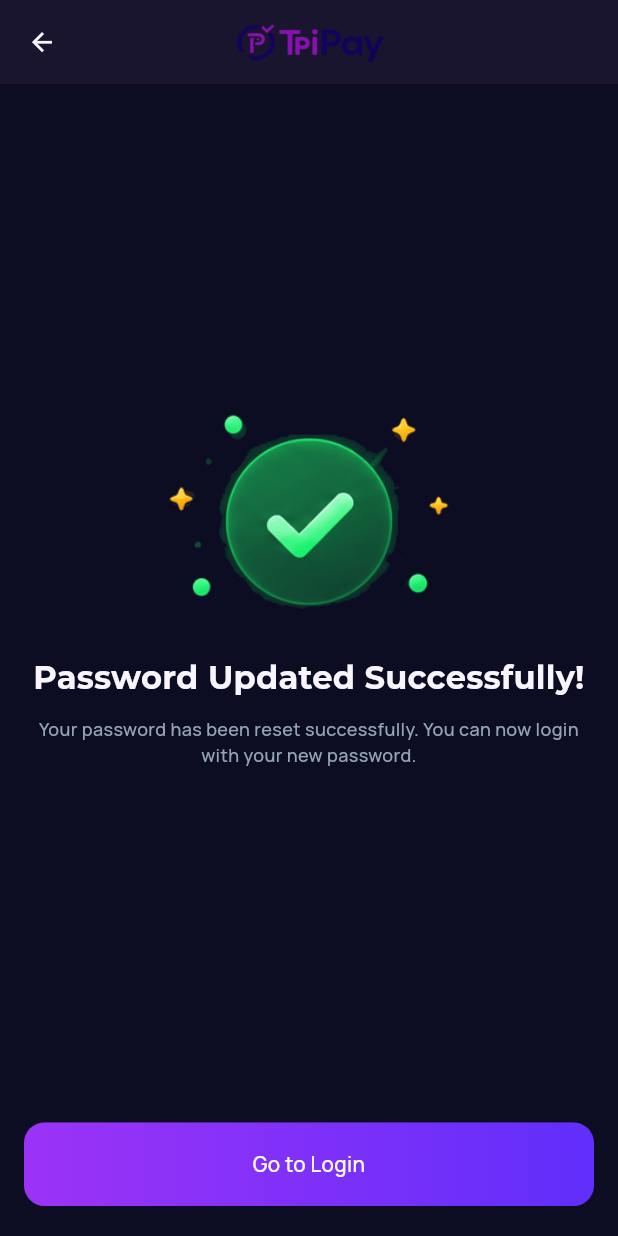
After one commit to Venkantesh22/Tpipay-payment-getway, a Flutter app: the SuccessfullyScreen screen opened directly, on a phone screen of 412 x 824 dp. The commit adds this screen. Run offline on Flutter 3.47's test engine with Material 3 defaults, Android fonts, the phone set to English and light mode, and no system bars; drawn by our look-alikes of toastification; our stand-ins replace cached_network_image, carousel_slider, custom_refresh_indicator, flutter_screenutil, flutter_svg, get and 10 more; missing offline and left inert: onesignal_flutter; accounts and stored records are empty.

Commit message:
create a UI of successfully screen

```diff
--- a/lib/views/screens/auth_screens/forget_password/enter_email_screen/otp_screen.dart
+++ b/lib/views/screens/auth_screens/forget_password/otp_screen/otp_screen.dart
@@ -13,6 +13,8 @@ import 'package:vlr/services/theme.dart';
 import 'package:vlr/views/base/custom_button.dart';
 import 'package:vlr/views/base/custom_image.dart';
 import 'package:vlr/views/screens/auth_screens/forget_password/enter_email_screen/forget_flow_screen.dart';
+import 'package:vlr/views/screens/auth_screens/forget_password/successfully_screen/successfully_screen.dart';
+import 'package:vlr/views/screens/auth_screens/login_screen.dart';
 import 'package:vlr/views/widget/text_box/app_text_box.dart';
 
 class OtpScreen extends StatefulWidget {
@@ -259,6 +261,7 @@ class _OtpScreenState extends State<OtpScreen> {
     );
   }
 
+//* Verify OTP button and Create new Password screen UI
   CustomButton verifyOpt(BuildContext context, AuthController authController) {
     return CustomButton(
       height: 65.h,
@@ -335,7 +338,22 @@ class _OtpScreenState extends State<OtpScreen> {
                   radius: 16.r,
                   gradient: context.buttonGradient,
                   onTap: () {
-                    navigate(context: context, page: const OtpScreen());
+                    navigate(
+                      context: context,
+                      page: SuccessfullyScreen(
+                        buttonTitle: "Go to Login",
+                        title: "Password Updated Successfully!",
+                        subTitle:
+                            "Your password has been reset successfully. You can now login with your new password.",
+                        onTap: () {
+                          navigate(
+                            context: context,
+                            isRemoveUntil: true,
+                            page: const LoginScreen(),
+                          );
+                        },
+                      ),
+                    );
                   },
                   child: CustomText(
                     "Update Password",
--- /dev/null
+++ b/lib/views/screens/auth_screens/forget_password/successfully_screen/successfully_screen.dart
@@ -0,0 +1,91 @@
+import 'package:flutter/material.dart';
+import 'package:flutter_screenutil/flutter_screenutil.dart';
+import 'package:vlr/services/app_them_helper.dart';
+import 'package:vlr/services/constants.dart';
+import 'package:vlr/services/custom_text.dart';
+import 'package:vlr/services/theme.dart';
+import 'package:vlr/views/base/custom_button.dart';
+import 'package:vlr/views/base/custom_image.dart';
+
+class SuccessfullyScreen extends StatelessWidget {
+  final String buttonTitle;
+  final String title;
+  final String subTitle;
+  final Function() onTap;
+  const SuccessfullyScreen(
+      {super.key,
+      required this.buttonTitle,
+      required this.title,
+      required this.subTitle,
+      required this.onTap});
+
+  @override
+  Widget build(BuildContext context) {
+    return Scaffold(
+      bottomNavigationBar: Padding(
+        padding: AppConstants.screenPadding,
+        child: Column(
+          mainAxisSize: MainAxisSize.min,
+          children: [
+            CustomButton(
+              height: 65.h,
+              radius: 16.r,
+              gradient: context.buttonGradient,
+              onTap: onTap,
+              child: CustomText(
+                buttonTitle,
+                textAlign: TextAlign.center,
+                style: Helper(context).textTheme.bodyMedium?.copyWith(
+                      fontSize: 16.sp,
+                      color: white,
+                    ),
+              ),
+            ),
+          ],
+        ),
+      ),
+      appBar: AppBar(
+        centerTitle: true,
+        title: CustomImage(
+          path: context.imageAppLogoWithName,
+          height: 40.h,
+          width: 110.w,
+          fit: BoxFit.contain,
+        ),
+      ),
+      body: Padding(
+        padding: AppConstants.screenPadding,
+        child: Center(
+          child: Column(
+            mainAxisAlignment: MainAxisAlignment.center,
+            children: [
+              CustomImage(
+                path: context.imageCheck,
+                height: MediaQuery.of(context).size.height / 6,
+              ),
+              sizedBoxHeight(height: 30),
+              CustomText(
+                title,
+                textAlign: TextAlign.center,
+                overflow: TextOverflow.clip,
+                style: Helper(context).textTheme.titleMedium?.copyWith(
+                      fontSize: 25.sp,
+                    ),
+              ),
+              sizedBoxHeight(height: 12),
+              CustomText(
+                subTitle,
+                textAlign: TextAlign.center,
+                overflow: TextOverflow.clip,
+                style: Helper(context)
+                    .textTheme
+                    .bodyMedium
+                    ?.copyWith(fontSize: 14.sp, color: context.greyText),
+              ),
+            ],
+          ),
+        ),
+      ),
+    );
+  }
+}
--- a/lib/views/screens/auth_screens/login_screen.dart
+++ b/lib/views/screens/auth_screens/login_screen.dart
@@ -10,7 +10,7 @@ import 'package:vlr/services/theme.dart';
 import 'package:vlr/views/base/custom_button.dart';
 import 'package:vlr/views/base/custom_image.dart';
 import 'package:vlr/views/screens/auth_screens/forget_password/enter_email_screen/forget_flow_screen.dart';
-import 'package:vlr/views/screens/auth_screens/forget_password/enter_email_screen/otp_screen.dart';
+import 'package:vlr/views/screens/auth_screens/forget_password/otp_screen/otp_screen.dart';
 import 'package:vlr/views/screens/auth_screens/register_screen.dart';
 import 'package:vlr/views/screens/dashboard/dashboard_screen.dart';
 import 'package:vlr/views/widget/text_box/app_text_box.dart';
--- a/lib/views/screens/auth_screens/register_screen.dart
+++ b/lib/views/screens/auth_screens/register_screen.dart
@@ -10,7 +10,7 @@ import 'package:vlr/services/custom_text.dart';
 import 'package:vlr/services/theme.dart';
 import 'package:vlr/views/base/custom_button.dart';
 import 'package:vlr/views/base/custom_image.dart';
-import 'package:vlr/views/screens/auth_screens/forget_password/enter_email_screen/otp_screen.dart';
+import 'package:vlr/views/screens/auth_screens/forget_password/otp_screen/otp_screen.dart';
 import 'package:vlr/views/screens/auth_screens/login_screen.dart';
 import 'package:vlr/views/widget/text_box/app_text_box.dart';
 
```
Also changed, not shown: assets/images/check-forget-password.png.
